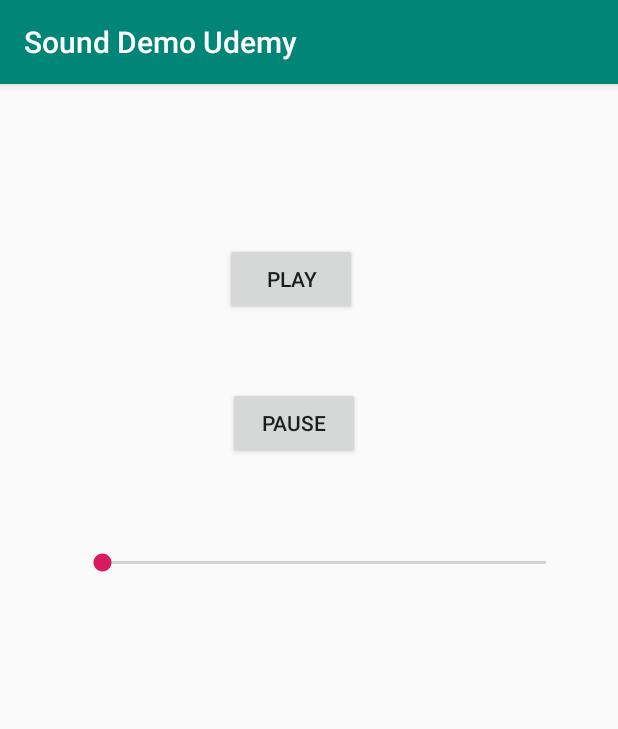
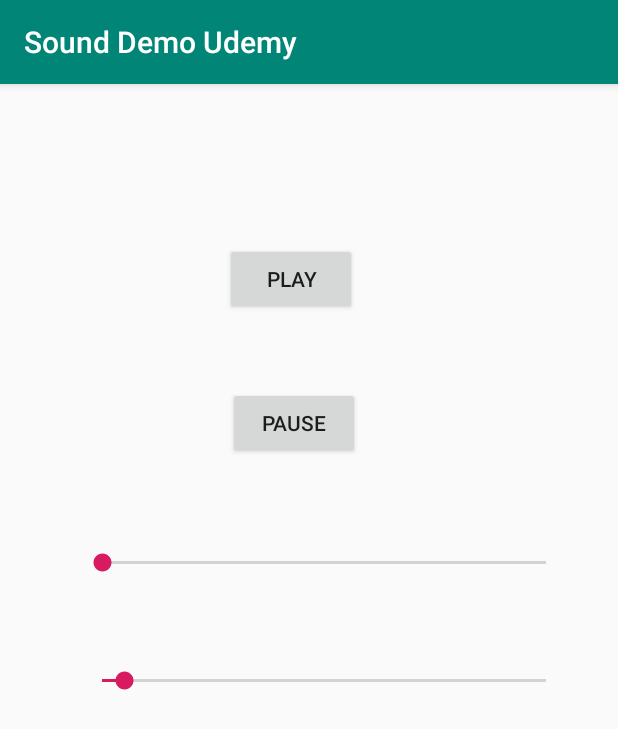
Before and after one commit to thisisli96/Sound-Demo-Udemy, an Android app: the screen it shows after launch (MainActivity), after a tap on "PAUSE", on a phone screen of 412 x 824 dp. Shown: the top 729 px of the screen. Run offline under Robolectric (Android 15) with nearby library versions, the phone set to English and light mode, and no system bars.

Commit message:
step akhir membuat satu seekbar buat value musiknya and finish

```diff
--- a/app/src/main/java/com/example/mrpeter1/sounddemoudemy/MainActivity.java
+++ b/app/src/main/java/com/example/mrpeter1/sounddemoudemy/MainActivity.java
@@ -11,6 +11,9 @@ import android.view.View;
 import android.widget.Button;
 import android.widget.SeekBar;
 import android.widget.VideoView;
+
+import java.util.Timer;
+import java.util.TimerTask;
 
 public class MainActivity extends AppCompatActivity {
    Button btnplay, btnpause;
@@ -60,6 +63,33 @@ public class MainActivity extends AppCompatActivity {
 
             }
         });
+
+        final SeekBar scrubSeekBar = findViewById(R.id.scrubSeekBar);
+        scrubSeekBar.setMax(mediaPlayer.getDuration());
+        scrubSeekBar.setOnSeekBarChangeListener(new SeekBar.OnSeekBarChangeListener() {
+            @Override
+            public void onProgressChanged(SeekBar seekBar, int progress, boolean fromUser) {
+                Log.i("Scrub sneekbar moved", Integer.toString(progress));
+                mediaPlayer.seekTo(progress);
+            }
+
+            @Override
+            public void onStartTrackingTouch(SeekBar seekBar) {
+
+            }
+
+            @Override
+            public void onStopTrackingTouch(SeekBar seekBar) {
+
+            }
+        });
+
+        new Timer().scheduleAtFixedRate(new TimerTask() {
+            @Override
+            public void run() {
+                scrubSeekBar.setProgress(mediaPlayer.getCurrentPosition());
+            }
+        } ,0,  300);
 //
 //        btnplay.setOnClickListener(new View.OnClickListener() {
 //            @Override
--- a/app/src/main/res/layout/activity_main.xml
+++ b/app/src/main/res/layout/activity_main.xml
@@ -44,4 +44,17 @@
 		app:layout_constraintEnd_toEndOf="parent"
 		app:layout_constraintStart_toStartOf="parent"
 		app:layout_constraintTop_toBottomOf="@+id/btnpause" />
+
+	<SeekBar
+		android:id="@+id/scrubSeekBar"
+		android:layout_width="0dp"
+		android:layout_height="19dp"
+		android:layout_marginStart="52dp"
+		android:layout_marginTop="59dp"
+		android:layout_marginEnd="32dp"
+		app:layout_constraintEnd_toEndOf="parent"
+		app:layout_constraintStart_toStartOf="parent"
+		app:layout_constraintTop_toBottomOf="@+id/VolumeSeekBar" />
+
+
 </androidx.constraintlayout.widget.ConstraintLayout>
```
